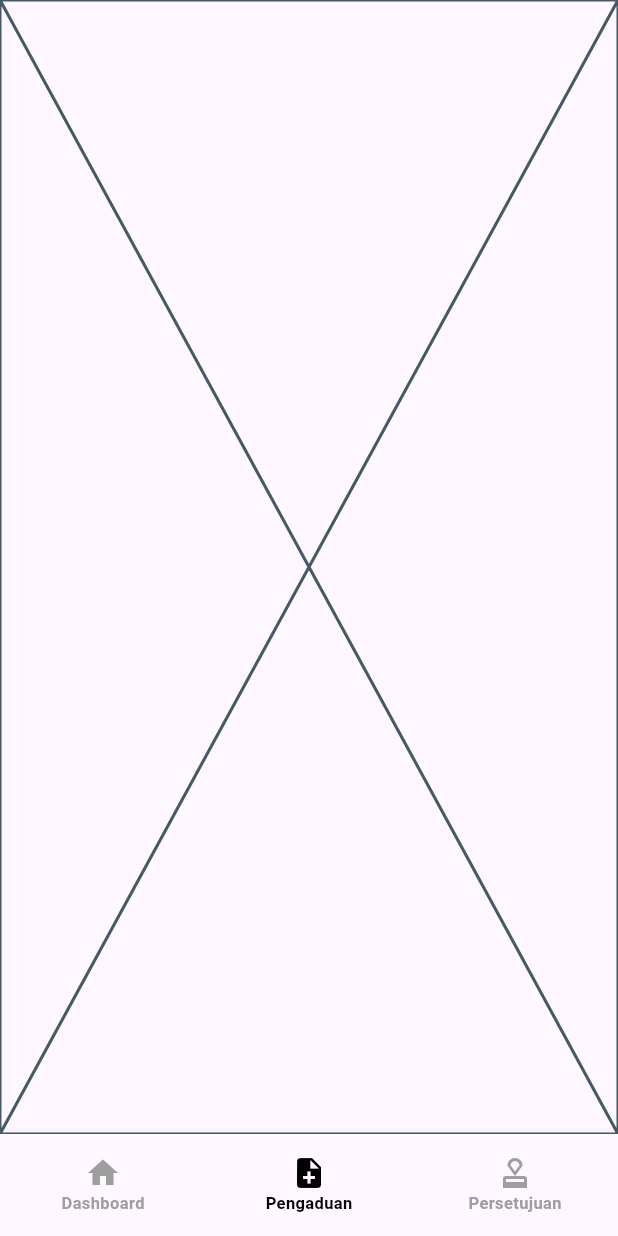
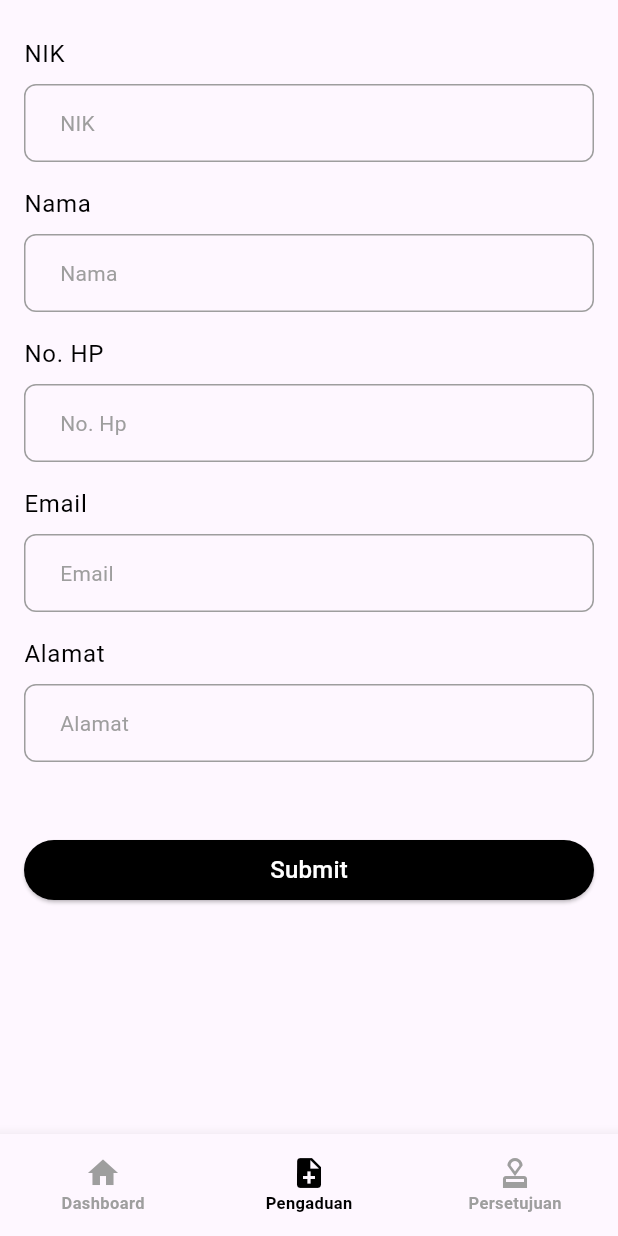
Before and after one commit to rizkydwitama/pengaduan-mobile, a Flutter app: the screen it shows after launch, item 2 of the bottom bar chosen, on a phone screen of 412 x 824 dp. Run offline on Flutter 3.47's test engine with Material 3 defaults, Android fonts, the phone set to English and light mode, and no system bars; our stand-ins replace flutter_form_builder, get.

Commit message:
slicing pengaduan ui

```diff
--- a/lib/features/bottom_navigation_bar/bottom_navigation_bar_binding.dart
+++ b/lib/features/bottom_navigation_bar/bottom_navigation_bar_binding.dart
@@ -1,9 +1,15 @@
 import 'package:get/get.dart';
 import 'package:pengaduan_mobile/features/bottom_navigation_bar/bottom_navigation_bar_controller.dart';
+import 'package:pengaduan_mobile/features/dashboard/dashboard_controller.dart';
+import 'package:pengaduan_mobile/features/pengaduan/pengaduan_controller.dart';
+import 'package:pengaduan_mobile/features/persetujuan/persetujuan_controller.dart';
 
 class BottomNavigationBarBinding extends Bindings {
   @override
   void dependencies() {
     Get.lazyPut<BottomNavigationBarController>(() => BottomNavigationBarController());
+    Get.lazyPut<DashBoardController>(() => DashBoardController());
+    Get.lazyPut<PengaduanController>(() => PengaduanController());
+    Get.lazyPut<PersetujuanController>(() => PersetujuanController());
   }
 }
--- a/lib/features/pengaduan/pengaduan_controller.dart
+++ b/lib/features/pengaduan/pengaduan_controller.dart
@@ -1,3 +1,6 @@
+import 'package:flutter/cupertino.dart';
 import 'package:get/get.dart';
 
-class PengaduanController extends GetxController {}
+class PengaduanController extends GetxController {
+  String nama = '';
+}
--- a/lib/features/pengaduan/pengaduan_page.dart
+++ b/lib/features/pengaduan/pengaduan_page.dart
@@ -1,10 +1,117 @@
 import 'package:flutter/material.dart';
+import 'package:get/get.dart';
+import 'package:pengaduan_mobile/features/pengaduan/pengaduan_controller.dart';
+import 'package:pengaduan_mobile/widgets/text_form_field.dart';
 
 class PengaduanPage extends StatelessWidget {
   const PengaduanPage({super.key});
 
   @override
   Widget build(BuildContext context) {
-    return const Placeholder();
+    final PengaduanController controller = Get.find();
+    return Scaffold(
+      body: SafeArea(
+        child: ListView(
+          padding: EdgeInsets.symmetric(
+            horizontal: 16,
+            vertical: 24
+          ),
+          children: [
+            Text(
+              'NIK',
+              style: Theme.of(context).textTheme.bodyLarge!.copyWith(
+                color: Colors.black,
+              ),
+            ),
+            const SizedBox(height: 8,),
+            TextFormFieldWidget(
+              name: 'NIK',
+              hintText: 'NIK',
+              enabled: true,
+              onChanged: (String? value) {
+                controller.nama = value?? '';
+              },
+            ),
+            const SizedBox(height: 16,),
+            Text(
+              'Nama',
+              style: Theme.of(context).textTheme.bodyLarge!.copyWith(
+                color: Colors.black,
+              ),
+            ),
+            const SizedBox(height: 8,),
+            TextFormFieldWidget(
+              name: 'Nama',
+              hintText: 'Nama',
+              enabled: true,
+              onChanged: (String? value) {
+                controller.nama = value?? '';
+              },
+            ),
+            const SizedBox(height: 16,),
+            Text(
+              'No. HP',
+              style: Theme.of(context).textTheme.bodyLarge!.copyWith(
+                color: Colors.black,
+              ),
+            ),
+            const SizedBox(height: 8,),
+            TextFormFieldWidget(
+              name: 'No. HP',
+              hintText: 'No. Hp',
+              enabled: true,
+              onChanged: (String? value) {
+                controller.nama = value?? '';
+              },
+            ),
+            const SizedBox(height: 16,),
+            Text(
+              'Email',
+              style: Theme.of(context).textTheme.bodyLarge!.copyWith(
+                color: Colors.black,
+              ),
+            ),
+            const SizedBox(height: 8,),
+            TextFormFieldWidget(
+              name: 'Email',
+              hintText: 'Email',
+              enabled: true,
+              onChanged: (String? value) {
+                controller.nama = value?? '';
+              },
+            ),
+            const SizedBox(height: 16,),
+            Text(
+              'Alamat',
+              style: Theme.of(context).textTheme.bodyLarge!.copyWith(
+                color: Colors.black,
+              ),
+            ),
+            const SizedBox(height: 8,),
+            TextFormFieldWidget(
+              name: 'Alamat',
+              hintText: 'Alamat',
+              enabled: true,
+              onChanged: (String? value) {
+                controller.nama = value?? '';
+              },
+            ),
+            const SizedBox(height: 48,),
+            ElevatedButton(
+                style: TextButton.styleFrom(
+                  backgroundColor: Colors.black
+                ),
+                onPressed: () {},
+                child: Text(
+                  'Submit',
+                  style: Theme.of(context).textTheme.titleMedium!.copyWith(
+                    color: Colors.white
+                  ),
+                )
+            )
+          ],
+        ),
+      ),
+    );
   }
 }
--- /dev/null
+++ b/lib/widgets/text_form_field.dart
@@ -0,0 +1,83 @@
+import 'package:flutter/material.dart';
+import 'package:flutter/services.dart';
+import 'package:flutter_form_builder/flutter_form_builder.dart';
+
+class TextFormFieldWidget extends StatelessWidget {
+  const TextFormFieldWidget({
+    super.key,
+    required this.name,
+    required this.hintText,
+    this.initialValue,
+    this.label,
+    this.enabled = true,
+    this.obsecure = false,
+    this.keyboardType = TextInputType.text,
+    this.onChanged,
+    this.validator,
+    this.suffixIcon,
+    this.inputFormatters,
+  });
+
+  final String name;
+  final String hintText;
+  final String? label;
+  final Widget? suffixIcon;
+  final bool enabled;
+  final bool obsecure;
+  final String? initialValue;
+  final TextInputType? keyboardType;
+  final Function(String?)? onChanged;
+  final String? Function(String?)? validator;
+  final List<TextInputFormatter>? inputFormatters;
+
+  @override
+  Widget build(BuildContext context) {
+    return FormBuilderTextField(
+      autovalidateMode: AutovalidateMode.onUserInteraction,
+      name: name,
+      enabled: enabled,
+      obscureText: obsecure,
+      initialValue: initialValue,
+      validator: validator,
+      keyboardType: keyboardType,
+      onChanged: onChanged,
+      inputFormatters: inputFormatters,
+      style: Theme.of(context)
+          .textTheme
+          .bodyMedium!
+          .copyWith(color: Colors.black),
+      decoration: InputDecoration(
+        fillColor: Colors.transparent,
+        labelText: label,
+        hintText: hintText,
+        suffixIcon: suffixIcon,
+        contentPadding: const EdgeInsets.fromLTRB(20, 16, 20, 16),
+        hintStyle: Theme.of(context)
+            .textTheme
+            .bodyMedium!
+            .copyWith(color: Colors.grey),
+        labelStyle: Theme.of(context)
+            .textTheme
+            .bodyMedium!
+            .copyWith(color: Colors.black),
+        errorStyle: Theme.of(context)
+            .textTheme
+            .bodyMedium!
+            .copyWith(color: Colors.red),
+        enabledBorder: OutlineInputBorder(
+          borderSide:
+          const BorderSide(color: Colors.grey, width: 1),
+          borderRadius: BorderRadius.circular(8),
+        ),
+        focusedBorder: OutlineInputBorder(
+          borderRadius: BorderRadius.circular(8),
+          borderSide: const BorderSide(color: Colors.black, width: 1),
+        ),
+        errorBorder: OutlineInputBorder(
+          borderRadius: BorderRadius.circular(8),
+          borderSide: const BorderSide(color: Colors.red, width: 1),
+        ),
+      ),
+    );
+  }
+}
--- a/pubspec.yaml
+++ b/pubspec.yaml
@@ -35,6 +35,7 @@ dependencies:
   # Use with the CupertinoIcons class for iOS style icons.
   cupertino_icons: ^1.0.8
   get: ^4.6.6
+  flutter_form_builder: ^9.7.0
 
 dev_dependencies:
   flutter_test:
```
Also changed, not shown: pubspec.lock.
